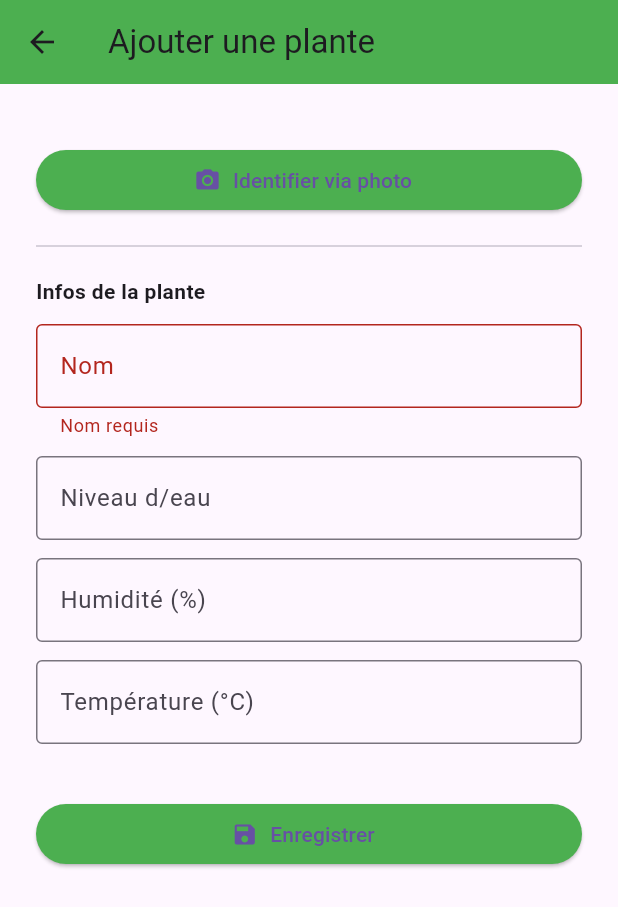
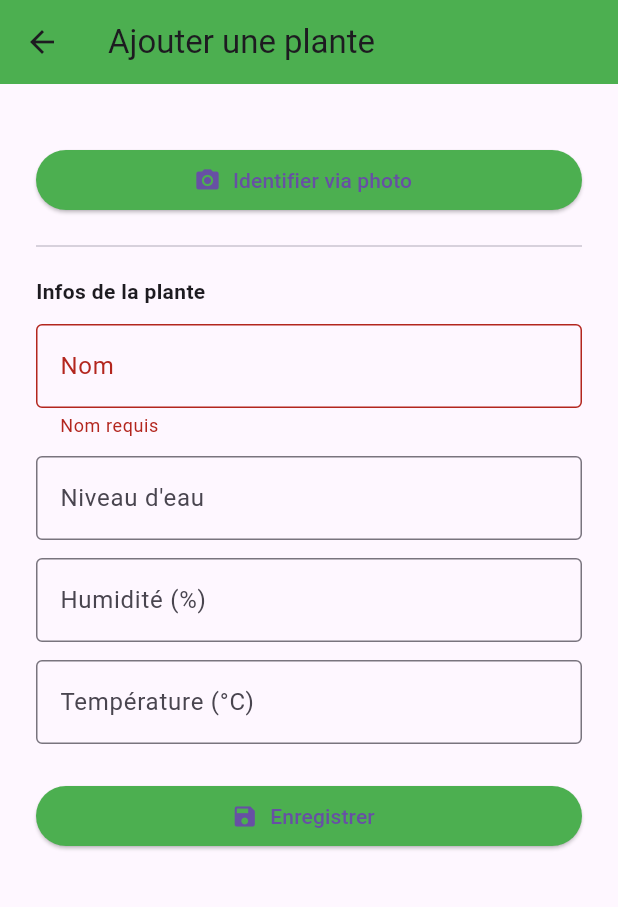
Before and after one commit to SapaRandy/GreenIslandFront, a Flutter app: the AddPlantScreen screen opened directly, after a tap on "Enregistrer", on a phone screen of 412 x 824 dp. Shown: the top 907 px of the screen. Run offline on Flutter 3.47's test engine with Material 3 defaults, Android fonts, the phone set to English and light mode, and no system bars; our stand-ins replace cloud_firestore, firebase_ai, firebase_auth, firebase_core, firebase_storage, fluttertoast and 5 more; missing offline and left inert: wifi_iot; accounts and stored records are empty; network calls fail.

Commit message:
newversion1

```diff
--- a/lib/screens/add_plant_screen.dart
+++ b/lib/screens/add_plant_screen.dart
@@ -7,7 +7,8 @@
 import 'package:firebase_storage/firebase_storage.dart';
 import 'package:image_picker/image_picker.dart';
 import 'package:http/http.dart' as http;
-import 'dashboard_screen.dart'; // adapter si besoin
+import 'package:fluttertoast/fluttertoast.dart';
+import 'dashboard_screen.dart';
 
 class AddPlantScreen extends StatefulWidget {
   const AddPlantScreen({super.key});
@@ -21,32 +22,27 @@
   final _roomController = TextEditingController();
   final _humidityController = TextEditingController();
   final _tempController = TextEditingController();
-  final _imageUrlController = TextEditingController();
 
   File? _pickedImage;
+  bool _isLoading = false;
 
   Future<void> _pickImage() async {
-    // // Demande la permission de stockage (Android)
-    // if (Platform.isAndroid) {
-    //   final status = await Permission.storage.request();
-    //   if (!status.isGranted) {
-    //     debugPrint("Permission stockage refusée");
-    //     ScaffoldMessenger.of(context).showSnackBar(
-    //       const SnackBar(content: Text("Permission stockage refusée.")),
-    //     );
-    //     return;
-    //   }
-    // }
-
     final pf = await ImagePicker().pickImage(source: ImageSource.gallery);
     if (pf != null) {
       final file = File(pf.path);
-      debugPrint('Image sélectionnée : ${file.path}');
-      debugPrint('Le fichier existe : ${file.existsSync()}');
       if (!file.existsSync()) {
-        ScaffoldMessenger.of(context).showSnackBar(
-          const SnackBar(content: Text("L'image sélectionnée n'existe pas.")),
+        Fluttertoast.showToast(
+          msg: "🪴 ${_nameController.text.trim()} ajoutée avec succès",
+          toastLength: Toast.LENGTH_LONG,
+          gravity: ToastGravity.TOP,
+          backgroundColor: Colors.green.shade700,
+          textColor: Colors.white,
+          fontSize: 16.0,
         );
+        ScaffoldMessenger.of(
+          context,
+        ).showSnackBar(const SnackBar(content: Text("Image non trouvée.")));
+
         return;
       }
       setState(() => _pickedImage = file);
@@ -56,52 +52,29 @@
 
   Future<String?> _uploadImageToStorage(File imageFile) async {
     try {
-      debugPrint('Chemin image : ${imageFile.path}');
-      debugPrint('File exists: ${imageFile.existsSync()}');
-      if (!imageFile.existsSync()) {
-        debugPrint("Le fichier image n'existe pas localement !");
-        return null;
-      }
-
       final uid = FirebaseAuth.instance.currentUser?.uid;
-      if (uid == null) {
-        debugPrint('Utilisateur non connecté');
-        return null;
-      }
+      if (uid == null) return null;
 
       final fileName =
           'plants/${uid}_${DateTime.now().millisecondsSinceEpoch}.jpg';
       final ref = FirebaseStorage.instance.ref().child(fileName);
-      debugPrint('Tentative d\'upload sur $fileName');
-
-      final imageSize = await imageFile.length();
-      debugPrint("📸 Taille image (en bytes) : $imageSize");
-
-      debugPrint("UID : $uid");
-      final uploadTask = await ref.putFile(imageFile);
-      debugPrint('Upload terminé');
-
-      final url = await uploadTask.ref.getDownloadURL();
-      debugPrint('URL de téléchargement : $url');
-      return url;
+      await ref.putFile(imageFile);
+      return await ref.getDownloadURL();
     } catch (e) {
-      debugPrint('Erreur upload image: ${e.runtimeType} - $e');
+      debugPrint('Erreur upload image: $e');
       return null;
     }
   }
 
   Future<void> _identifyPlantFromImage(File image) async {
     try {
-      debugPrint('Envoi image à l\'API : ${image.path}');
       final uri = Uri.parse('http://172.30.192.1:8000/plantid/identify/');
-
       final request = http.MultipartRequest('POST', uri)
         ..files.add(await http.MultipartFile.fromPath('image', image.path));
 
       final streamedResponse = await request.send();
       final response = await http.Response.fromStream(streamedResponse);
 
-      debugPrint('Réponse serveur : ${response.statusCode}');
       if (response.statusCode == 200) {
         final data = jsonDecode(response.body);
         final name = data['plantName'] as String;
@@ -110,66 +83,61 @@
           context,
         ).showSnackBar(SnackBar(content: Text('Plante identifiée : $name')));
       } else {
-        debugPrint(
-          'Erreur serveur : ${response.statusCode} - ${response.body}',
-        );
-        throw Exception('Erreur serveur : ${response.statusCode}');
+        throw Exception('Erreur API ${response.statusCode}');
       }
     } catch (e) {
-      debugPrint('Erreur identification IA externe : $e');
-      ScaffoldMessenger.of(
-        context,
-      ).showSnackBar(const SnackBar(content: Text("Échec de reconnaissance")));
+      debugPrint('Erreur API IA : $e');
+      ScaffoldMessenger.of(context).showSnackBar(
+        const SnackBar(content: Text("Échec de la reconnaissance de plante")),
+      );
     }
   }
 
   Future<void> _submitPlant() async {
-    debugPrint('Valeur de _pickedImage : $_pickedImage');
     if (!_formKey.currentState!.validate()) return;
 
     final uid = FirebaseAuth.instance.currentUser?.uid;
     if (uid == null) {
-      ScaffoldMessenger.of(
-        context,
-      ).showSnackBar(const SnackBar(content: Text("Non connecté.")));
+      ScaffoldMessenger.of(context).showSnackBar(
+        const SnackBar(content: Text("Utilisateur non connecté.")),
+      );
       return;
     }
 
+    setState(() => _isLoading = true);
+
     String? finalImageUrl;
-
     if (_pickedImage != null) {
-      debugPrint("🟡 Image sélectionnée : ${_pickedImage?.path}");
       final uploadedUrl = await _uploadImageToStorage(_pickedImage!);
-      if (uploadedUrl != null) {
-        finalImageUrl = uploadedUrl;
-      } else {
+      if (uploadedUrl == null) {
+        setState(() => _isLoading = false);
         ScaffoldMessenger.of(context).showSnackBar(
           const SnackBar(content: Text("Erreur lors de l'upload de l'image.")),
         );
         return;
       }
+      finalImageUrl = uploadedUrl;
     }
 
     Position? position;
     try {
-      LocationPermission permission = await Geolocator.checkPermission();
+      var permission = await Geolocator.checkPermission();
       if (permission == LocationPermission.denied ||
           permission == LocationPermission.deniedForever) {
         permission = await Geolocator.requestPermission();
       }
-
       position = await Geolocator.getCurrentPosition();
     } catch (e) {
-      debugPrint("Erreur de géolocalisation : $e");
+      debugPrint("Erreur géolocalisation : $e");
     }
 
     try {
       await FirebaseFirestore.instance.collection('plants').add({
         'name': _nameController.text.trim(),
-        'dist': _roomController.text.trim(),
+        'room': _roomController.text.trim(),
         'humidity': _humidityController.text.trim(),
         'temp': _tempController.text.trim(),
-        'imageUrl': finalImageUrl ?? '', // ← ici image obligatoire si chargée
+        'imageUrl': finalImageUrl ?? '',
         'userId': uid,
         'createdAt': FieldValue.serverTimestamp(),
         if (position != null) ...{
@@ -178,18 +146,22 @@
         },
       });
 
+      if (!mounted) return;
       Navigator.pushReplacement(
         context,
         MaterialPageRoute(builder: (_) => const DashboardScreen()),
       );
 
-      ScaffoldMessenger.of(
-        context,
-      ).showSnackBar(const SnackBar(content: Text("Plante ajoutée !")));
+      ScaffoldMessenger.of(context).showSnackBar(
+        const SnackBar(content: Text("Plante ajoutée avec succès !")),
+      );
     } catch (e) {
+      debugPrint('Erreur ajout plante : $e');
       ScaffoldMessenger.of(
         context,
       ).showSnackBar(SnackBar(content: Text("Erreur : ${e.toString()}")));
+    } finally {
+      setState(() => _isLoading = false);
     }
   }
 
@@ -208,7 +180,22 @@
             crossAxisAlignment: CrossAxisAlignment.stretch,
             children: [
               if (_pickedImage != null)
-                Image.file(_pickedImage!, height: 200, fit: BoxFit.cover),
+                Stack(
+                  children: [
+                    Image.file(_pickedImage!, height: 200, fit: BoxFit.cover),
+                    Positioned(
+                      top: 8,
+                      right: 8,
+                      child: GestureDetector(
+                        onTap: () => setState(() => _pickedImage = null),
+                        child: const CircleAvatar(
+                          backgroundColor: Colors.white,
+                          child: Icon(Icons.close, color: Colors.red),
+                        ),
+                      ),
+                    ),
+                  ],
+                ),
               const SizedBox(height: 16),
               ElevatedButton.icon(
                 onPressed: _pickImage,
@@ -234,7 +221,7 @@
               TextFormField(
                 controller: _roomController,
                 decoration: const InputDecoration(
-                  labelText: 'Niveau d/eau',
+                  labelText: 'Niveau d\'eau',
                   border: OutlineInputBorder(),
                 ),
               ),
@@ -245,6 +232,7 @@
                   labelText: 'Humidité (%)',
                   border: OutlineInputBorder(),
                 ),
+                keyboardType: TextInputType.number,
               ),
               const SizedBox(height: 12),
               TextFormField(
@@ -253,23 +241,19 @@
                   labelText: 'Température (°C)',
                   border: OutlineInputBorder(),
                 ),
+                keyboardType: TextInputType.number,
               ),
-              const SizedBox(height: 12),
-              // TextFormField(
-              //   controller: _imageUrlController,
-              //   decoration: const InputDecoration(
-              //     labelText: 'URL de l\'image (optionnel)',
-              //     border: OutlineInputBorder(),
-              //   ),
-              //   validator: (v) => v!.isEmpty ? "URL optionnelle" : null,
-              // ),
               const SizedBox(height: 24),
-              ElevatedButton.icon(
-                onPressed: _submitPlant,
-                icon: const Icon(Icons.save),
-                label: const Text("Enregistrer"),
-                style: ElevatedButton.styleFrom(backgroundColor: Colors.green),
-              ),
+              _isLoading
+                  ? const Center(child: CircularProgressIndicator())
+                  : ElevatedButton.icon(
+                      onPressed: _submitPlant,
+                      icon: const Icon(Icons.save),
+                      label: const Text("Enregistrer"),
+                      style: ElevatedButton.styleFrom(
+                        backgroundColor: Colors.green,
+                      ),
+                    ),
             ],
           ),
         ),
--- a/pubspec.yaml
+++ b/pubspec.yaml
@@ -46,6 +46,7 @@
   flutter_secure_storage: ^8.0.0
   permission_handler: ^11.3.1
   google_maps_flutter: ^2.5.0
+  fluttertoast: ^8.2.4
 
 
 
```
Also changed, not shown: pubspec.lock.
